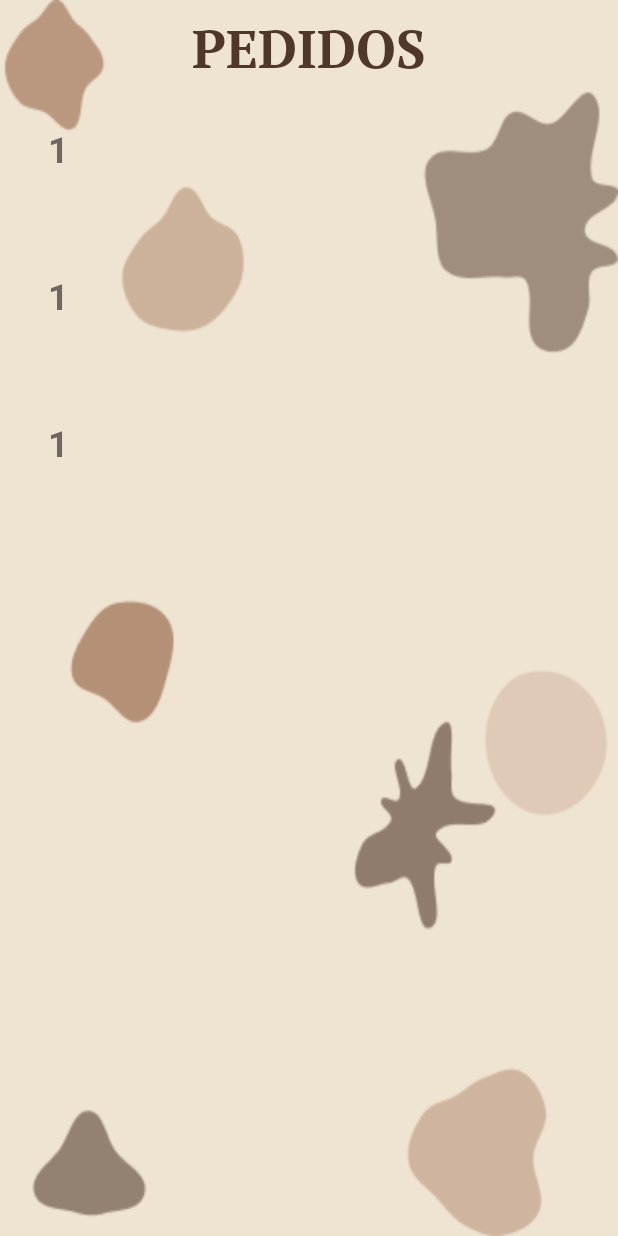
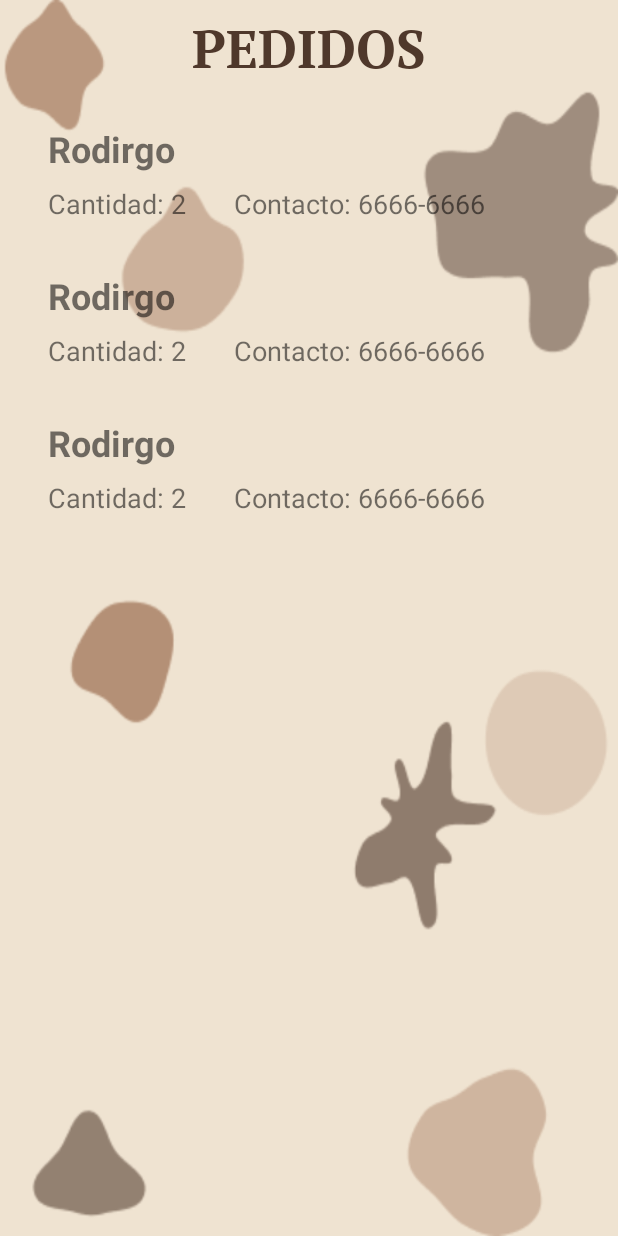
Before and after one commit to Rodrigo507/UnSaborDiferente, an Android app: the layout fragment_lista_pedidos.xml on its own in the app's theme, with its tools: preview values and no code run, on a phone screen of 412 x 824 dp. Run offline under Robolectric (Android 15) with nearby library versions, the phone set to English and light mode, and no system bars.

Commit message:
Funcionality of add new request in repository, String format xml recyclerview request"

```diff
--- a/app/src/main/java/com/example/unsabordiferente/network/Repository.kt
+++ b/app/src/main/java/com/example/unsabordiferente/network/Repository.kt
@@ -1,6 +1,5 @@
 package com.example.unsabordiferente.network
 
-import android.util.Log
 import androidx.lifecycle.LiveData
 import androidx.lifecycle.MutableLiveData
 import com.example.unsabordiferente.Clientes
@@ -9,14 +8,14 @@ import com.google.firebase.firestore.FirebaseFirestore
 class Repository {
     var db = FirebaseFirestore.getInstance()
 
-    var listaClientesPedidos :LiveData<MutableList<Clientes>> = obtenerDatos()
+    var listaClientesPedidos: LiveData<MutableList<Clientes>> = obtenerDatos()
     fun obtenerDatos(): LiveData<MutableList<Clientes>> {
         val mutableData = MutableLiveData<MutableList<Clientes>>()
         db.collection("clientes")
             .whereEqualTo("pedido", true)
-            .addSnapshotListener{resultado,e->
+            .addSnapshotListener { resultado, e ->
                 val clientex = mutableListOf<Clientes>()
-                for (pedido in resultado!!.documents){
+                for (pedido in resultado!!.documents) {
                     var cliente = pedido.toObject(Clientes::class.java)
                     clientex.add(cliente!!)
                 }
@@ -24,4 +23,10 @@ class Repository {
             }
         return mutableData
     }
+
+    //funcion de agregar un nuevo pedido
+    fun agregarPedido(celular: String, cliente: Clientes) {
+        db.collection("clientes")
+            .document(celular).set(cliente)
+    }
 }
--- a/app/src/main/java/com/example/unsabordiferente/screens/Pedidos.kt
+++ b/app/src/main/java/com/example/unsabordiferente/screens/Pedidos.kt
@@ -9,13 +9,14 @@ import androidx.fragment.app.Fragment
 import com.example.unsabordiferente.Clientes
 import com.example.unsabordiferente.R
 import com.example.unsabordiferente.databinding.FragmentPedidosBinding
+import com.example.unsabordiferente.network.Repository
 import com.google.android.material.snackbar.Snackbar
 import com.google.firebase.firestore.FirebaseFirestore
 
 
 class Pedidos : Fragment() {
     private lateinit var binding: FragmentPedidosBinding
-    var db = FirebaseFirestore.getInstance()
+    val repository = Repository()
     var celular: String = ""
     var cantidad: String = ""
     var nombre: String = ""
@@ -25,7 +26,6 @@ class Pedidos : Fragment() {
     override fun onCreateView(inflater: LayoutInflater, container: ViewGroup?, savedInstanceState: Bundle?): View? {
         binding = DataBindingUtil.inflate(inflater, R.layout.fragment_pedidos, container, false)
 
-
         binding.btnAgregar.setOnClickListener {
             celular = binding.editCelular.text.toString()
             cantidad = binding.editCantidad.text.toString()
@@ -33,8 +33,7 @@ class Pedidos : Fragment() {
             ubicacion = binding.editUbic.text.toString()
             if (celular.isNotBlank() and cantidad.isNotBlank() and nombre.isNotEmpty() and ubicacion.isNotBlank()) {
                 var cliente = Clientes(nombre, cantidad, celular, ubicacion)
-                db.collection("clientes")
-                    .document(celular).set(cliente)
+                repository.agregarPedido(celular,cliente)
                 Snackbar.make(it, "Pedido Agregado Correctamente", Snackbar.LENGTH_LONG).show()
 //                myRefPedidos.child(nombre).child("datatos").setValue(cliente)
             } else {
--- a/app/src/main/res/layout/pedidos_items.xml
+++ b/app/src/main/res/layout/pedidos_items.xml
@@ -12,33 +12,20 @@
         android:layout_width="match_parent"
         android:layout_height="wrap_content">
 
-        <TextView
-            android:id="@+id/numeroUser"
-            android:layout_width="wrap_content"
-            android:layout_height="wrap_content"
-            android:layout_marginStart="32dp"
-            android:layout_marginTop="8dp"
-            android:layout_marginBottom="8dp"
-            android:shadowColor="#000000"
-            android:text="1"
-            android:textSize="24sp"
-            android:textStyle="bold"
-            app:layout_constraintBottom_toBottomOf="parent"
-            app:layout_constraintStart_toStartOf="parent"
-            app:layout_constraintTop_toTopOf="parent" />
 
         <TextView
             android:id="@+id/nombre"
             android:layout_width="wrap_content"
             android:layout_height="wrap_content"
-            android:layout_marginStart="8dp"
+            android:layout_marginStart="32dp"
             android:shadowColor="#000000"
             android:text="@{cliente.nombre}"
             android:textSize="24sp"
             android:textStyle="bold"
             app:layout_constraintBottom_toBottomOf="parent"
-            app:layout_constraintStart_toEndOf="@+id/numeroUser"
-            app:layout_constraintTop_toTopOf="parent" />
+            app:layout_constraintStart_toStartOf="parent"
+            app:layout_constraintTop_toTopOf="parent"
+            tools:text="Rodirgo" />
 
         <TextView
             android:id="@+id/cantidad"
@@ -46,8 +33,9 @@
             android:layout_height="wrap_content"
             android:layout_marginTop="8dp"
             android:shadowColor="#000000"
-            android:text="@{cliente.cantidad}"
+            android:text="@{@string/cantidad(cliente.cantidad)}"
             android:textSize="18sp"
+            tools:text="Cantidad: 2"
             app:layout_constraintStart_toStartOf="@+id/nombre"
             app:layout_constraintTop_toBottomOf="@+id/nombre" />
 
@@ -57,8 +45,9 @@
             android:layout_height="wrap_content"
             android:layout_marginStart="32dp"
             android:shadowColor="#000000"
-            android:text="@{cliente.celular}"
+            android:text="@{@string/contacto(cliente.celular)}"
             android:textSize="18sp"
+            tools:text="Contacto: 6666-6666"
             app:layout_constraintBaseline_toBaselineOf="@+id/cantidad"
             app:layout_constraintStart_toEndOf="@+id/cantidad" />
 
--- a/app/src/main/res/values/strings.xml
+++ b/app/src/main/res/values/strings.xml
@@ -7,4 +7,6 @@
     <string name="menu">Menú</string>
     <string name="agregarPedido">AGREGAR PEDIDO</string>
     <string name="recursos">RECURSOS</string>
+    <string name="cantidad">Cantidad: %s</string>
+    <string name="contacto">Contacto: %s</string>
 </resources>
```
